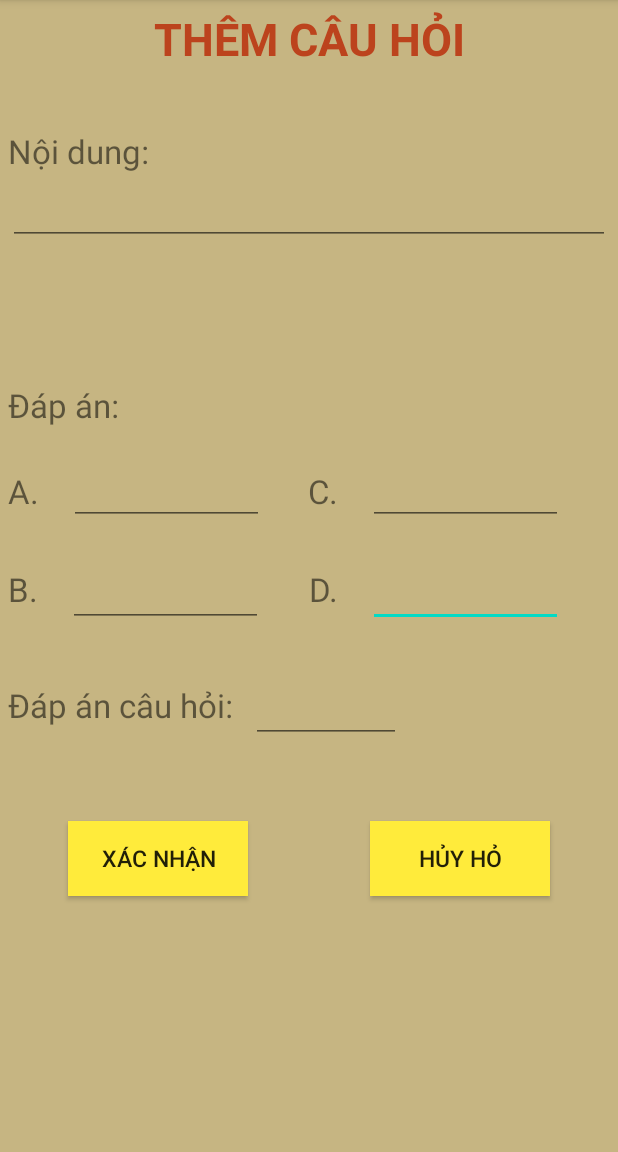
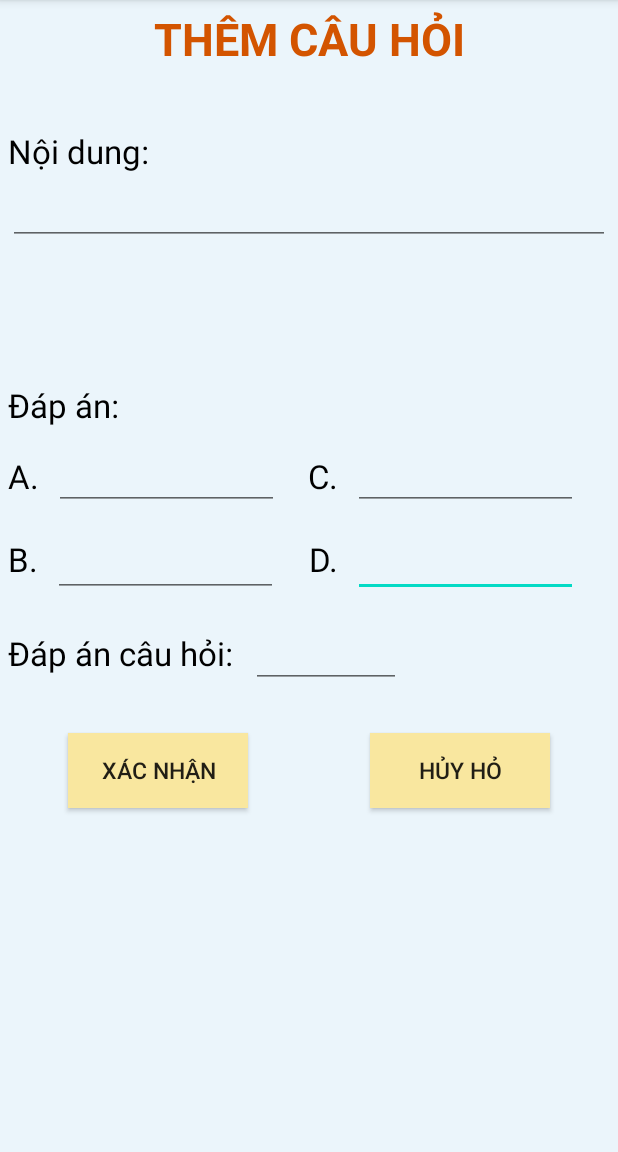
Before and after one commit to hungnguyen2809/app-trac-nghiem-android, an Android app: the AddQuestionActivity screen opened directly, with no data from a screen before it, on a phone screen of 412 x 824 dp, the part 84-1236 px from its top. Run offline under Robolectric (Android 15) with nearby library versions, the phone set to English and light mode, and no system bars; our stand-ins replace Volley.

Commit message:
fix clolor layout

```diff
--- a/app/src/main/java/com/hungnguyen2809/apptracnghiem/Activity/ExampleActivity.java
+++ b/app/src/main/java/com/hungnguyen2809/apptracnghiem/Activity/ExampleActivity.java
@@ -156,7 +156,7 @@ public class ExampleActivity extends AppCompatActivity{
         startActivity(intent);
         if (!MainActivity.MarkLogin.equals("admin")){
             MainActivity.database.UpdatePointStudent(ResultExam(), MainActivity.MarkLogin);
-            UpdatePointOnServer(StringURL.urlUpdatePointForStudent, MainActivity.MarkLogin, classLogin, ResultExam());
+            //UpdatePointOnServer(StringURL.urlUpdatePointForStudent, MainActivity.MarkLogin, classLogin, ResultExam());
         }
         ExampleActivity.this.finish();
     }
--- a/app/src/main/res/drawable/custom_buttom_exam.xml
+++ b/app/src/main/res/drawable/custom_buttom_exam.xml
@@ -1,7 +1,7 @@
 <?xml version="1.0" encoding="utf-8"?>
 <shape xmlns:android="http://schemas.android.com/apk/res/android"
     android:shape="rectangle">
-    <solid android:color="@android:color/holo_green_light"/>
+    <solid android:color="#F9E79F"/>
     <corners android:radius="15sp"/>
 
 </shape>
--- a/app/src/main/res/layout/activity_add_question.xml
+++ b/app/src/main/res/layout/activity_add_question.xml
@@ -5,15 +5,16 @@
     android:layout_width="match_parent"
     android:layout_height="match_parent"
     android:padding="5dp"
-    android:background="#C6B582"
+    android:background="#EBF5FB"
     tools:context=".Activity.AddQuestionActivity">
 
     <EditText
+        android:textColor="@android:color/background_dark"
         android:id="@+id/editTextAnswerD"
-        android:layout_width="130dp"
+        android:layout_width="150dp"
         android:layout_height="wrap_content"
-        android:layout_marginStart="20dp"
-        android:layout_marginTop="20dp"
+        android:layout_marginStart="10dp"
+        android:layout_marginTop="10dp"
         android:ems="10"
         android:inputType="textPersonName"
         android:textSize="20sp"
@@ -21,12 +22,13 @@
         app:layout_constraintTop_toBottomOf="@+id/editTextAnswerC" />
 
     <TextView
+        android:textColor="@android:color/background_dark"
         android:gravity="center"
         android:id="@+id/textView10"
         android:layout_width="wrap_content"
         android:layout_height="45dp"
         android:layout_marginStart="200dp"
-        android:layout_marginTop="20dp"
+        android:layout_marginTop="10dp"
         android:text="D."
         android:textSize="22sp"
         app:layout_constraintStart_toStartOf="parent"
@@ -34,7 +36,7 @@
 
     <TextView
         android:textStyle="bold"
-        android:textColor="#BC431D"
+        android:textColor="#D35400"
         android:gravity="center"
         android:textAllCaps="true"
         android:textSize="30sp"
@@ -47,6 +49,7 @@
         app:layout_constraintTop_toTopOf="parent" />
 
     <TextView
+        android:textColor="@android:color/background_dark"
         android:id="@+id/textView5"
         android:layout_width="wrap_content"
         android:layout_height="wrap_content"
@@ -64,6 +67,7 @@
         app:layout_constraintTop_toBottomOf="@+id/textView5">
 
         <EditText
+            android:textColor="@android:color/background_dark"
             android:id="@+id/editTextContentQuestion"
             android:layout_width="match_parent"
             android:layout_height="wrap_content"
@@ -74,6 +78,7 @@
     </ScrollView>
 
     <TextView
+        android:textColor="@android:color/background_dark"
         android:id="@+id/textView6"
         android:layout_width="wrap_content"
         android:layout_height="wrap_content"
@@ -84,45 +89,49 @@
         app:layout_constraintTop_toTopOf="parent" />
 
     <TextView
+        android:textColor="@android:color/background_dark"
         android:gravity="center"
         android:id="@+id/textView7"
         android:layout_width="wrap_content"
         android:layout_height="45dp"
-        android:layout_marginTop="20dp"
+        android:layout_marginTop="10dp"
         android:text="A."
         android:textSize="22sp"
         app:layout_constraintStart_toStartOf="parent"
         app:layout_constraintTop_toBottomOf="@+id/textView6" />
 
     <TextView
+        android:textColor="@android:color/background_dark"
         android:gravity="center"
         android:id="@+id/textView8"
         android:layout_width="wrap_content"
         android:layout_height="45dp"
-        android:layout_marginTop="20dp"
+        android:layout_marginTop="10dp"
         android:text="B."
         android:textSize="22sp"
         app:layout_constraintStart_toStartOf="parent"
         app:layout_constraintTop_toBottomOf="@+id/textView7" />
 
     <EditText
+        android:textColor="@android:color/background_dark"
         android:textSize="20sp"
         android:id="@+id/editTextAnswerA"
-        android:layout_width="130dp"
+        android:layout_width="150dp"
         android:layout_height="45dp"
-        android:layout_marginStart="20dp"
-        android:layout_marginTop="20dp"
+        android:layout_marginStart="10dp"
+        android:layout_marginTop="10dp"
         android:ems="10"
         android:inputType="textPersonName"
         app:layout_constraintStart_toEndOf="@+id/textView7"
         app:layout_constraintTop_toBottomOf="@+id/textView6" />
 
     <EditText
+        android:textColor="@android:color/background_dark"
         android:id="@+id/editTextAnswerB"
-        android:layout_width="130dp"
+        android:layout_width="150dp"
         android:layout_height="wrap_content"
-        android:layout_marginStart="20dp"
-        android:layout_marginTop="20dp"
+        android:layout_marginStart="10dp"
+        android:layout_marginTop="10dp"
         android:ems="10"
         android:inputType="textPersonName"
         android:textSize="20sp"
@@ -130,11 +139,12 @@
         app:layout_constraintTop_toBottomOf="@+id/editTextAnswerA" />
 
     <EditText
+        android:textColor="@android:color/background_dark"
         android:id="@+id/editTextAnswerC"
-        android:layout_width="130dp"
+        android:layout_width="150dp"
         android:layout_height="45dp"
-        android:layout_marginStart="20dp"
-        android:layout_marginTop="20dp"
+        android:layout_marginStart="10dp"
+        android:layout_marginTop="10dp"
         android:ems="10"
         android:inputType="textPersonName"
         android:textSize="20sp"
@@ -142,34 +152,37 @@
         app:layout_constraintTop_toBottomOf="@+id/textView6" />
 
     <TextView
+        android:textColor="@android:color/background_dark"
         android:gravity="center"
         android:id="@+id/textView9"
         android:layout_width="wrap_content"
         android:layout_height="45dp"
         android:layout_marginStart="200dp"
-        android:layout_marginTop="20dp"
+        android:layout_marginTop="10dp"
         android:text="C."
         android:textSize="22sp"
         app:layout_constraintStart_toStartOf="parent"
         app:layout_constraintTop_toBottomOf="@+id/textView6" />
 
     <TextView
+        android:textColor="@android:color/background_dark"
         android:id="@+id/textView11"
         android:layout_width="wrap_content"
         android:layout_height="wrap_content"
-        android:layout_marginTop="40dp"
+        android:layout_marginTop="25dp"
         android:text="Đáp án câu hỏi:"
         android:textSize="22sp"
         app:layout_constraintStart_toStartOf="parent"
         app:layout_constraintTop_toBottomOf="@+id/textView8" />
 
     <EditText
+        android:textColor="@android:color/background_dark"
         android:gravity="center"
         android:id="@+id/editTextResultQuestion"
         android:layout_width="100dp"
         android:layout_height="45dp"
         android:layout_marginStart="12dp"
-        android:layout_marginTop="32dp"
+        android:layout_marginTop="15dp"
         android:ems="10"
         android:inputType="textPersonName"
         android:textSize="20sp"
@@ -177,11 +190,11 @@
         app:layout_constraintTop_toBottomOf="@+id/editTextAnswerB" />
 
     <Button
-        android:background="#FFEB3B"
+        android:background="#F9E79F"
         android:id="@+id/buttonCancelAddQuestion"
         android:layout_width="120dp"
         android:layout_height="50dp"
-        android:layout_marginTop="52dp"
+        android:layout_marginTop="30dp"
         android:layout_marginEnd="40dp"
         android:text="hủy hỏ"
         android:textSize="15dp"
@@ -189,12 +202,12 @@
         app:layout_constraintTop_toBottomOf="@+id/editTextResultQuestion" />
 
     <Button
-        android:background="#FFEB3B"
+        android:background="#F9E79F"
         android:id="@+id/buttonAcceptAddQuestion"
         android:layout_width="120dp"
         android:layout_height="50dp"
         android:layout_marginStart="40dp"
-        android:layout_marginTop="52dp"
+        android:layout_marginTop="30dp"
         android:text="Xác nhận"
         android:textSize="15dp"
         app:layout_constraintStart_toStartOf="parent"
--- a/app/src/main/res/layout/activity_manager_example.xml
+++ b/app/src/main/res/layout/activity_manager_example.xml
@@ -4,11 +4,11 @@
     android:layout_width="match_parent"
     android:orientation="vertical"
     android:padding="10dp"
-    android:background="#23CFE4"
+    android:background="#EBF5FB"
     xmlns:android="http://schemas.android.com/apk/res/android">
 
     <TextView
-        android:textColor="@color/colorPrimary"
+        android:textColor="@android:color/holo_red_light"
         android:layout_marginTop="18dp"
         android:textStyle="bold"
         android:textSize="28sp"
@@ -23,6 +23,6 @@
         android:id="@+id/listViewDanhSachCauHoi"
         android:layout_width="match_parent"
         android:layout_height="match_parent"
-        android:layout_marginTop="50dp" />
+        android:layout_marginTop="30dp" />
 
 </LinearLayout>
--- a/app/src/main/res/layout/activity_manager_student.xml
+++ b/app/src/main/res/layout/activity_manager_student.xml
@@ -5,7 +5,7 @@
     android:layout_width="match_parent"
     android:layout_height="match_parent"
     android:padding="10dp"
-    android:background="#E3D132"
+    android:background="#EBF5FB"
     tools:context=".Activity.ManagerStudentActivity">
 
 
@@ -39,13 +39,14 @@
         app:layout_constraintVertical_bias="1.0" />
 
     <TextView
+        android:textColor="@android:color/background_dark"
         android:id="@+id/textViewLop"
         android:layout_width="match_parent"
         android:layout_height="35dp"
         android:layout_marginTop="28dp"
         android:gravity="center"
         android:text="Danh sách trống !"
-        android:textSize="25sp"
+        android:textSize="26sp"
         app:layout_constraintStart_toStartOf="parent"
         app:layout_constraintTop_toBottomOf="@+id/textView12" />
 </androidx.constraintlayout.widget.ConstraintLayout>
--- a/app/src/main/res/layout/layout_set_time_exam.xml
+++ b/app/src/main/res/layout/layout_set_time_exam.xml
@@ -5,9 +5,11 @@
     xmlns:tools="http://schemas.android.com/tools"
     android:layout_width="wrap_content"
     android:layout_height="wrap_content"
+    android:background="#EBF5FB"
     android:padding="10dp">
 
     <TextView
+        android:textColor="#17202A"
         android:gravity="center"
         android:textAllCaps="true"
         android:textSize="25sp"
@@ -20,6 +22,7 @@
         app:layout_constraintTop_toTopOf="parent" />
 
     <Button
+        android:background="#F6DDCC"
         android:id="@+id/buttonAcceptTime"
         android:layout_width="wrap_content"
         android:layout_height="wrap_content"
@@ -30,6 +33,7 @@
         app:layout_constraintTop_toBottomOf="@+id/editTextSetTimeExam" />
 
     <Button
+        android:background="#F6DDCC"
         android:id="@+id/buttonCancelTime"
         android:layout_width="wrap_content"
         android:layout_height="wrap_content"
@@ -46,7 +50,7 @@
         android:layout_marginTop="20dp"
         android:ems="10"
         android:gravity="center"
-        android:hint="Nhập vào số phút cho bài thi"
+        android:hint="Nhập vào số phút thi"
         android:inputType="textPersonName"
         android:textSize="20sp"
         app:layout_constraintEnd_toEndOf="parent"
--- a/app/src/main/res/layout/line_layout_custom_student.xml
+++ b/app/src/main/res/layout/line_layout_custom_student.xml
@@ -3,11 +3,12 @@
     xmlns:android="http://schemas.android.com/apk/res/android"
     xmlns:app="http://schemas.android.com/apk/res-auto"
     xmlns:tools="http://schemas.android.com/tools"
-    android:padding="10dp"
+    android:padding="5dp"
     android:layout_width="match_parent"
     android:layout_height="match_parent">
 
     <TextView
+        android:textColor="@android:color/background_dark"
         android:textSize="25sp"
         android:id="@+id/textViewMSV"
         android:layout_width="match_parent"
@@ -17,6 +18,7 @@
         app:layout_constraintTop_toTopOf="parent" />
 
     <TextView
+        android:textColor="@android:color/background_dark"
         android:textSize="25sp"
         android:id="@+id/textViewHoTen"
         android:layout_width="match_parent"
@@ -26,6 +28,7 @@
         app:layout_constraintTop_toBottomOf="@+id/textViewMSV" />
 
     <TextView
+        android:textColor="@android:color/background_dark"
         android:textSize="25sp"
         android:id="@+id/textViewKetQua"
         android:layout_width="match_parent"
--- a/app/src/main/res/layout/show_all_class_server.xml
+++ b/app/src/main/res/layout/show_all_class_server.xml
@@ -6,9 +6,10 @@
     android:layout_width="match_parent"
     android:layout_height="match_parent"
     android:padding="10dp"
-    android:background="@android:color/holo_orange_light">
+    android:background="#D5F5E3">
 
     <ListView
+        android:foregroundGravity="center"
         android:id="@+id/listViewClass"
         android:layout_width="match_parent"
         android:layout_height="match_parent"
@@ -21,6 +22,7 @@
         app:layout_constraintVertical_bias="0.0" />
 
     <TextView
+        android:textColor="@android:color/background_dark"
         android:textStyle="bold"
         android:textAllCaps="true"
         android:textSize="22sp"
```
Also changed, not shown: app/src/main/java/com/hungnguyen2809/apptracnghiem/MainActivity.java (+17 -13 lines), app/src/main/res/drawable/custom_buttom_submit_end.xml (+4 -4 lines), app/src/main/res/layout/activity_choose_option.xml (+6 -6 lines), app/src/main/res/layout/activity_edit_question.xml (+38 -25 lines), app/src/main/res/layout/activity_example.xml (+11 -5 lines), app/src/main/res/layout/activity_information_question.xml (+34 -21 lines), app/src/main/res/layout/activity_main.xml (+70 -59 lines), app/src/main/res/layout/activity_result_exam.xml (+4 -3 lines), app/src/main/res/layout/line_layout_custom_question.xml (+6 -5 lines), app/src/main/res/drawable/avatar.jpg (deleted), app/src/main/res/drawable/backgroundapplogin.jpg (deleted), app/src/main/res/drawable/rocket_start.png (deleted).
